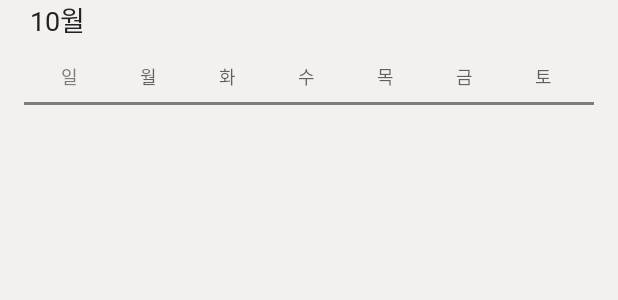
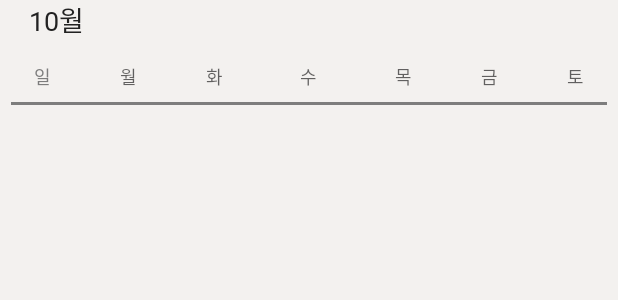
Before and after one commit to NewMascota/Mascota-Android, an Android app: the layout layout_calendar_top.xml on its own in the app's theme, with its tools: preview values and no code run, on a phone screen of 412 x 824 dp. Shown: the top 300 px of the screen. Run offline under Robolectric (Android 15) with nearby library versions, the phone set to English and light mode, and no system bars.

Commit message:
[UI] #9 - Add Layout File

```diff
--- a/app/src/main/res/layout/activity_calendar.xml
+++ b/app/src/main/res/layout/activity_calendar.xml
@@ -139,5 +139,11 @@
             app:layout_constraintStart_toStartOf="parent"
             app:layout_constraintTop_toBottomOf="@+id/line2" />
 
+        <org.mascota.ui.custom.calendar.CalendarView
+            android:layout_width="match_parent"
+            android:layout_height="0dp"
+            app:layout_constraintBottom_toBottomOf="parent"
+            app:layout_constraintTop_toBottomOf="@+id/line2" />
+
     </androidx.constraintlayout.widget.ConstraintLayout>
 </layout>
--- a/app/src/main/res/layout/layout_calendar_top.xml
+++ b/app/src/main/res/layout/layout_calendar_top.xml
@@ -11,91 +11,102 @@
         android:layout_width="match_parent"
         android:layout_height="wrap_content">
 
+        <LinearLayout
+            android:id="@+id/ll_day_of_week"
+            android:layout_width="0dp"
+            android:layout_height="wrap_content"
+            android:orientation="horizontal"
+            android:paddingBottom="8dp"
+            android:clipChildren="false"
+            android:weightSum="7"
+            app:layout_constraintEnd_toEndOf="parent"
+            app:layout_constraintStart_toStartOf="parent"
+            app:layout_constraintTop_toTopOf="parent">
+
+            <androidx.constraintlayout.widget.ConstraintLayout
+                android:layout_width="0dp"
+                android:layout_weight="1"
+                android:clipChildren="false"
+                android:layout_height="wrap_content">
+
                 <TextView
                     android:id="@+id/tv_month"
                     android:layout_width="wrap_content"
                     android:layout_height="wrap_content"
-            android:layout_marginStart="20dp"
+                    android:layout_marginStart="-3dp"
                     android:fontFamily="@font/noto_sans_kr_medium"
                     android:textColor="@color/maco_black"
                     android:textSize="18sp"
-            app:layout_constraintStart_toStartOf="parent"
+                    app:layout_constraintStart_toStartOf="@+id/tv_sunday"
                     app:layout_constraintTop_toTopOf="parent"
                     tools:text="@string/month10" />
-
-        <LinearLayout
-            android:id="@+id/ll_day_of_week"
-            android:layout_width="0dp"
-            android:layout_height="wrap_content"
-            android:layout_marginEnd="23dp"
-            android:orientation="horizontal"
-            android:paddingTop="15dp"
-            android:paddingBottom="8dp"
-            app:layout_constraintEnd_toEndOf="parent"
-            app:layout_constraintStart_toStartOf="@+id/tv_month"
-            app:layout_constraintTop_toBottomOf="@id/tv_month">
 
                 <TextView
                     android:id="@+id/tv_sunday"
                     android:layout_width="wrap_content"
                     android:layout_height="wrap_content"
-                android:layout_weight="1"
+                    android:layout_gravity="center"
+                    android:layout_marginTop="15dp"
                     android:gravity="center"
                     android:text="@string/sunday"
                     android:textAppearance="@style/CalendarDayOfWeekTextStyle"
-                android:textColor="@color/maco_gray" />
+                    android:textColor="@color/maco_gray"
+                    app:layout_constraintEnd_toEndOf="parent"
+                    app:layout_constraintStart_toStartOf="parent"
+                    app:layout_constraintTop_toBottomOf="@+id/tv_month" />
+            </androidx.constraintlayout.widget.ConstraintLayout>
 
             <TextView
                 android:id="@+id/tv_monday"
-                android:layout_width="wrap_content"
-                android:layout_height="wrap_content"
+                android:layout_width="0dp"
+                android:layout_height="match_parent"
                 android:layout_weight="1"
-                android:gravity="center"
+                android:gravity="center|bottom"
                 android:text="@string/monday"
                 android:textAppearance="@style/CalendarDayOfWeekTextStyle" />
 
             <TextView
                 android:id="@+id/tv_tuesday"
-                android:layout_width="wrap_content"
-                android:layout_height="wrap_content"
+                android:layout_width="0dp"
+                android:layout_height="match_parent"
                 android:layout_weight="1"
-                android:gravity="center"
+                android:gravity="center|bottom"
                 android:text="@string/tuesday"
                 android:textAppearance="@style/CalendarDayOfWeekTextStyle" />
 
             <TextView
                 android:id="@+id/tv_wednesday"
                 android:layout_width="wrap_content"
-                android:layout_height="wrap_content"
+                android:layout_height="match_parent"
                 android:layout_weight="1"
-                android:gravity="center"
+                android:gravity="center|bottom"
                 android:text="@string/wednesday"
                 android:textAppearance="@style/CalendarDayOfWeekTextStyle" />
 
             <TextView
                 android:id="@+id/tv_thursday"
-                android:layout_width="wrap_content"
-                android:layout_height="wrap_content"
+                android:layout_width="0dp"
+                android:layout_height="match_parent"
                 android:layout_weight="1"
-                android:gravity="center"
+                android:gravity="center|bottom"
                 android:text="@string/thursday"
                 android:textAppearance="@style/CalendarDayOfWeekTextStyle" />
 
             <TextView
                 android:id="@+id/tv_friday"
-                android:layout_width="wrap_content"
-                android:layout_height="wrap_content"
+                android:layout_width="0dp"
+                android:layout_height="match_parent"
                 android:layout_weight="1"
-                android:gravity="center"
+                android:gravity="center|bottom"
                 android:text="@string/friday"
                 android:textAppearance="@style/CalendarDayOfWeekTextStyle" />
 
             <TextView
                 android:id="@+id/tv_saturday"
-                android:layout_width="wrap_content"
-                android:layout_height="wrap_content"
+                android:layout_width="0dp"
+                android:layout_height="match_parent"
                 android:layout_weight="1"
-                android:gravity="center"
+                android:gravity="center|bottom"
                 android:text="@string/saturday"
                 android:textAppearance="@style/CalendarDayOfWeekTextStyle" />
 
@@ -105,8 +116,8 @@
             android:id="@+id/line"
             android:layout_width="0dp"
             android:layout_height="2dp"
-            android:layout_marginStart="16dp"
-            android:layout_marginEnd="16dp"
+            android:layout_marginStart="7dp"
+            android:layout_marginEnd="7dp"
             android:background="@color/maco_gray"
             app:layout_constraintEnd_toEndOf="parent"
             app:layout_constraintStart_toStartOf="parent"
```
Also changed, not shown: app/src/main/res/layout/item_date.xml (+64 -4 lines). Lines whose indentation alone changed are shown as unchanged.
